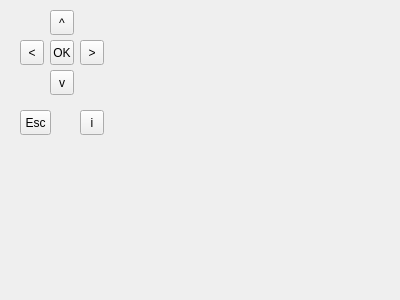
qtmediahub/sasquatch, file util/remotecontrol/remotecontrol.ui: the form before one commit.
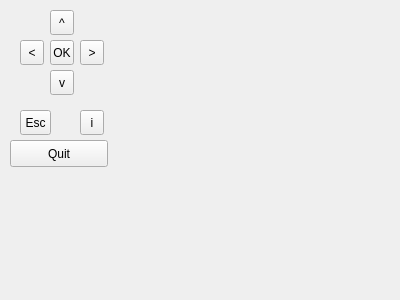
The form after the commit.

What changed in the file:
```diff
--- a/util/remotecontrol/remotecontrol.ui
+++ b/util/remotecontrol/remotecontrol.ui
@@ -104,6 +104,19 @@
     <string>i</string>
    </property>
   </widget>
+  <widget class="QPushButton" name="quitButton">
+   <property name="geometry">
+    <rect>
+     <x>10</x>
+     <y>140</y>
+     <width>98</width>
+     <height>27</height>
+    </rect>
+   </property>
+   <property name="text">
+    <string>Quit</string>
+   </property>
+  </widget>
  </widget>
  <resources/>
  <connections/>
```
